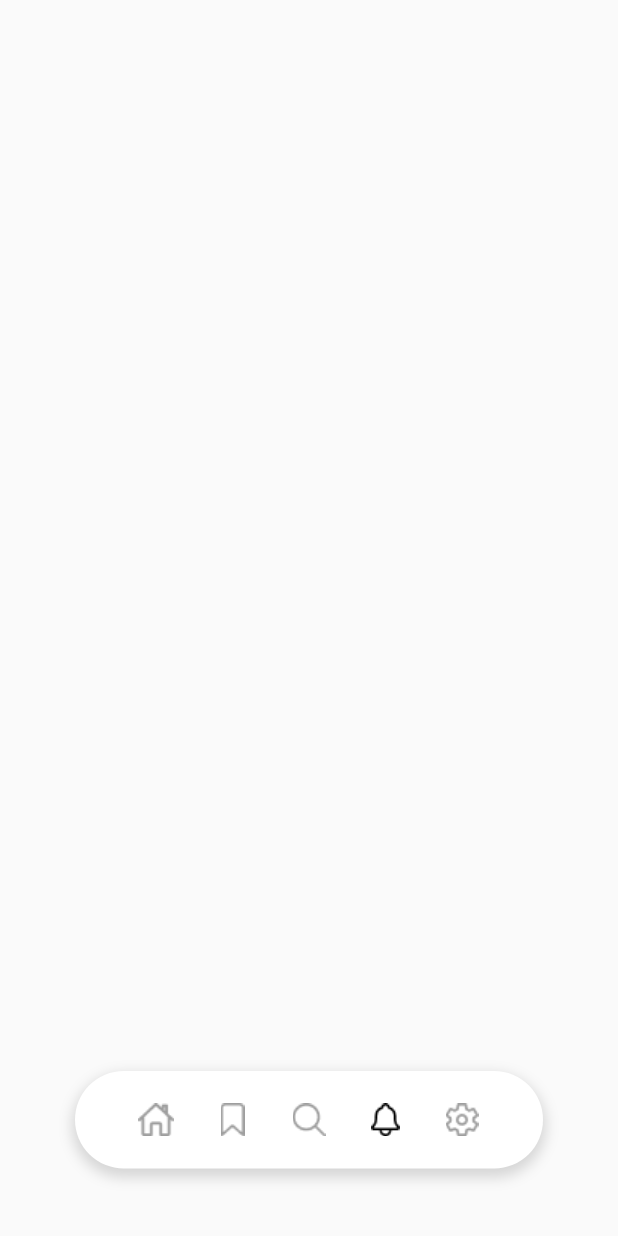
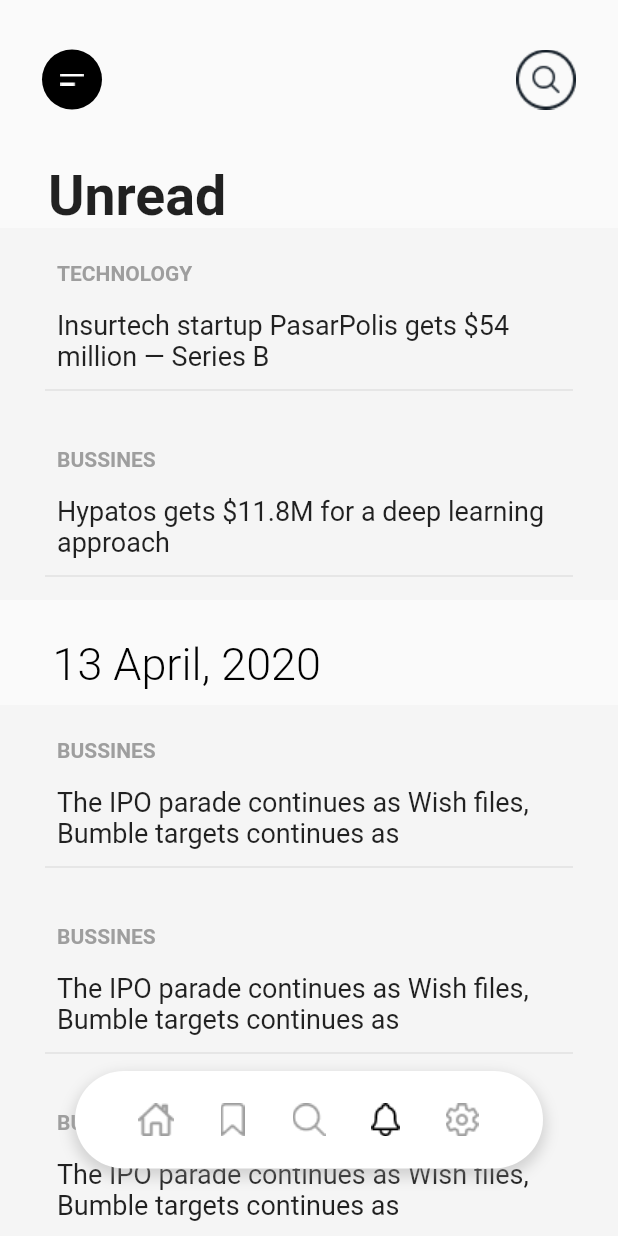
Before and after one commit to hosivay/news_app, a Flutter app: the screen it shows after launch, swiped to page 4, on a phone screen of 412 x 824 dp. Run offline on Flutter 3.47's test engine with Material 2 defaults, Android fonts, the phone set to English and light mode, and no system bars; our stand-ins replace flutter_slidable.

Commit message:
Notification Page

```diff
--- a/lib/feature/feature_Home/presentation/screens/HomePage.dart
+++ b/lib/feature/feature_Home/presentation/screens/HomePage.dart
@@ -99,14 +99,7 @@ class HomePage extends StatelessWidget {
 }
 
 
-class NotificationPage extends StatelessWidget {
-  const NotificationPage({super.key});
 
-  @override
-  Widget build(BuildContext context) {
-    return const Scaffold();
-  }
-}
 
 class SettingsPage extends StatelessWidget {
   const SettingsPage({super.key});
--- a/lib/feature/feature_Home/presentation/widgets/HomePage_widgets.dart
+++ b/lib/feature/feature_Home/presentation/widgets/HomePage_widgets.dart
@@ -152,7 +152,8 @@ Widget title_iconArrowRight(
     {required String title,
     double? fontSize = 14,
     Color? color = Colors.grey,
-    FontWeight? fontWeight = FontWeight.normal
+    FontWeight? fontWeight = FontWeight.normal,
+    bool? hideArrowIcon = false
     }) {
   return Padding(
     padding: const EdgeInsets.fromLTRB(35, 25, 35, 10),
@@ -163,10 +164,13 @@ Widget title_iconArrowRight(
           title,
           style: TextStyle(color: color, fontSize: fontSize,fontWeight: fontWeight),
         ),
-        const Icon(
-          CupertinoIcons.arrow_right_circle,
-          size: 20,
-          color: Colors.grey,
+        Visibility(
+          visible: !hideArrowIcon!,
+          child: const Icon(
+            CupertinoIcons.arrow_right_circle,
+            size: 20,
+            color: Colors.grey,
+          ),
         )
       ],
     ),
--- a/lib/feature/feature_NavigationBar/presentation/screens/NavBar.dart
+++ b/lib/feature/feature_NavigationBar/presentation/screens/NavBar.dart
@@ -1,6 +1,7 @@
 // ignore: file_names
 import 'package:flutter/material.dart';
 import 'package:news_app/feature/feature_Home/presentation/screens/HomePage.dart';
+import 'package:news_app/feature/feature_NotificationPage/presentation/screens/NotificationPage.dart';
 import 'package:news_app/feature/feature_Search/presentation/screens/SearchPage.dart';
 import 'package:news_app/feature/feature_bookmark/presentation/screens/BookmarkPage.dart';
 
--- /dev/null
+++ b/lib/feature/feature_NotificationPage/presentation/screens/NotificationPage.dart
@@ -0,0 +1,58 @@
+import 'package:flutter/material.dart';
+import 'package:news_app/feature/feature_Home/presentation/widgets/HomePage_widgets.dart';
+import 'package:news_app/feature/feature_NotificationPage/presentation/widgets/NotificationWidget.dart';
+import 'package:news_app/feature/feature_bookmark/presentation/widgets/Bookmark_widgets.dart';
+
+class NotificationPage extends StatelessWidget {
+  const NotificationPage({super.key});
+
+  @override
+  Widget build(BuildContext context) {
+    return Scaffold(
+        body: SafeArea(
+            child: SingleChildScrollView(
+      physics: const BouncingScrollPhysics(),
+      child: Column(
+        children: [
+          Appbar(appbarBookmark: true, appbarSearch: true, showTitle: false),
+          Row(
+            children: [
+              bookmark_title(
+                title: "Unread",
+                fontWeight: FontWeight.bold,
+              ),
+            ],
+          ),
+          notificationWidget(
+              context: context,
+              title: "TECHNOLOGY",
+              text:
+                  "Insurtech startup PasarPolis gets \$54 million — Series B"),
+          notificationWidget(
+              context: context,
+              title: "BUSSINES",
+              text: "Hypatos gets \$11.8M for a deep learning approach"),
+          title_iconArrowRight(
+              title: "13 April, 2020",
+              fontSize: 30,
+              color: Colors.black,
+              fontWeight: FontWeight.w300,
+              hideArrowIcon: true),
+
+               notificationWidget(
+              context: context,
+              title: "BUSSINES",
+              text: "The IPO parade continues as Wish files, Bumble targets continues as"),
+              notificationWidget(
+              context: context,
+              title: "BUSSINES",
+              text: "The IPO parade continues as Wish files, Bumble targets continues as"),
+              notificationWidget(
+              context: context,
+              title: "BUSSINES",
+              text: "The IPO parade continues as Wish files, Bumble targets continues as"),
+        ],
+      ),
+    )));
+  }
+}
--- /dev/null
+++ b/lib/feature/feature_NotificationPage/presentation/widgets/NotificationWidget.dart
@@ -0,0 +1,43 @@
+
+  import 'package:flutter/material.dart';
+
+Widget notificationWidget(
+      {required BuildContext context,
+      required String title,
+      required String text}) {
+    return Container(
+      width: MediaQuery.sizeOf(context).width,
+      color: Colors.grey.shade100,
+      child: Padding(
+        padding: const EdgeInsets.fromLTRB(30, 8, 30, 8),
+        child: Column(
+          mainAxisAlignment: MainAxisAlignment.start,
+          crossAxisAlignment: CrossAxisAlignment.start,
+          children: [
+            const SizedBox(
+              height: 10,
+            ),
+            Padding(
+              padding: const EdgeInsets.fromLTRB(8, 4, 8, 4),
+              child: Text(
+                title,
+                style:
+                    const TextStyle(color: Colors.grey, fontWeight: FontWeight.bold),
+              ),
+            ),
+            const SizedBox(
+              height: 8,
+            ),
+            Padding(
+              padding: const EdgeInsets.fromLTRB(8, 4, 8, 4),
+              child: Text(
+                text,
+                style: const TextStyle(fontWeight: FontWeight.w400, fontSize: 18),
+              ),
+            ),
+            const Divider(),
+          ],
+        ),
+      ),
+    );
+  }
--- a/lib/feature/feature_bookmark/presentation/widgets/Bookmark_widgets.dart
+++ b/lib/feature/feature_bookmark/presentation/widgets/Bookmark_widgets.dart
@@ -44,12 +44,13 @@ Widget bookmark_title(
     {
       required String title,
       FontWeight? fontWeight = FontWeight.normal,
-       double? fontSize = 37
+       double? fontSize = 37,
+       double? paddingLeft = 32
        }) {
   return Row(
     children: [
       Padding(
-        padding: const EdgeInsets.only(left: 32, top: 8),
+        padding: EdgeInsets.only(left: paddingLeft!, top: 8),
         child: Text(
          title,
           style: TextStyle(fontSize: fontSize, fontWeight: fontWeight),
```
